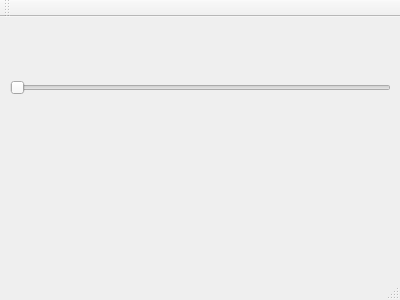
ChaosGroup/vray_for_blender_server, file server/mainwindow.ui: the form before one commit.
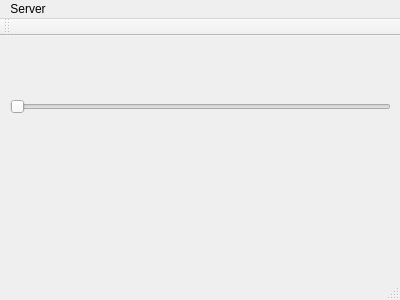
The form after the commit.

Commit message: Add server address input & connect button

Diff of the .ui file:
```diff
--- a/server/mainwindow.ui
+++ b/server/mainwindow.ui
@@ -37,6 +37,12 @@
      <height>21</height>
     </rect>
    </property>
+   <widget class="QMenu" name="menuServer">
+    <property name="title">
+     <string>Server</string>
+    </property>
+   </widget>
+   <addaction name="menuServer"/>
   </widget>
   <widget class="QToolBar" name="mainToolBar">
    <attribute name="toolBarArea">
```
The commit also changes 3 other files.
